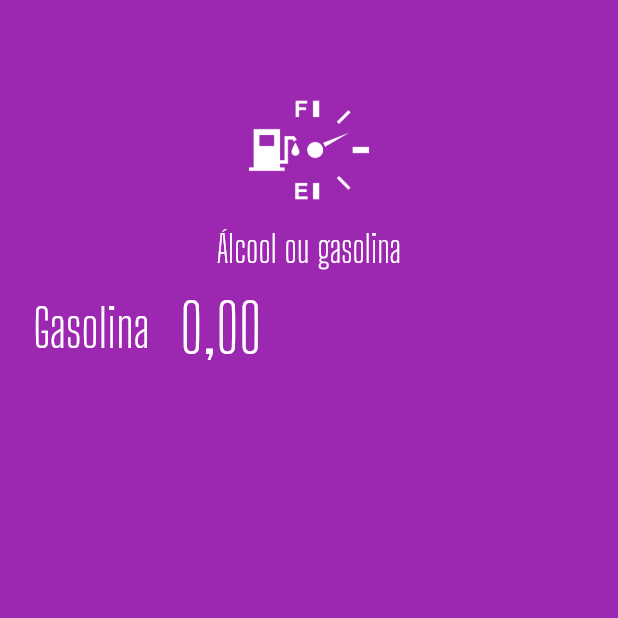
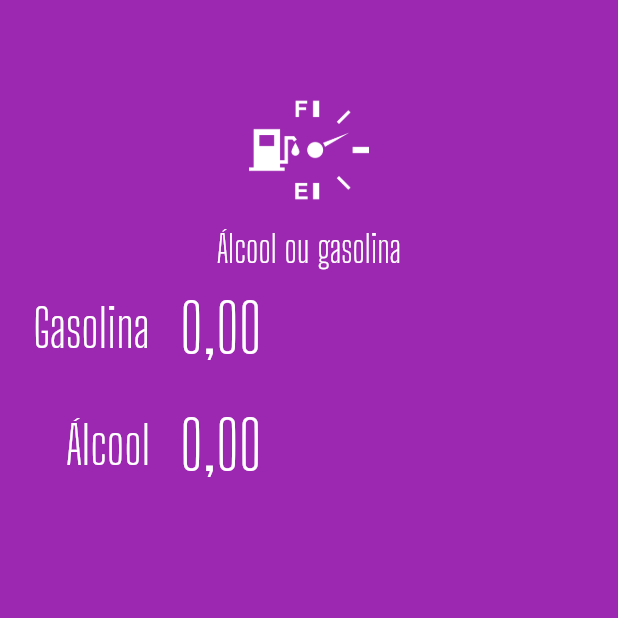
Before and after one commit to coutomariel/balta-alcool-ou-gasolina-app, a Flutter app: the screen it shows after launch, on a phone screen of 412 x 824 dp, the top half of it. Run offline on Flutter 3.47's test engine with Material 2 defaults, Android fonts, the phone set to English and light mode, and no system bars; our stand-ins replace flutter_masked_text.

Commit message:
Componentização do widget de input

```diff
--- a/lib/main.dart
+++ b/lib/main.dart
@@ -1,6 +1,8 @@
 import 'package:AOG/widgets/logo.widget.dart';
 import 'package:flutter/material.dart';
 import 'package:flutter_masked_text/flutter_masked_text.dart';
+
+import 'widgets/input.widget.dart';
 
 void main() => runApp(MyApp());
 
@@ -20,6 +22,7 @@ class MyApp extends StatelessWidget {
 
 class HomePage extends StatelessWidget {
   var _gasCtrl = new MoneyMaskedTextController();
+  var _alcCtrl = new MoneyMaskedTextController();
 
   @override
   Widget build(BuildContext context) {
@@ -28,37 +31,13 @@ class HomePage extends StatelessWidget {
       body: ListView(
         children: [
           Logo(),
-          Row(
-            children: [
-              Container(
-                width: 100,
-                alignment: Alignment.centerRight,
-                child: Text(
-                  "Gasolina",
-                  style: TextStyle(
-                      color: Colors.white,
-                      fontSize: 35,
-                      fontFamily: "Big Shoulders Display"),
-                ),
-              ),
-              SizedBox(
-                width: 20,
-              ),
-              Expanded(
-                child: TextFormField(
-                  controller: _gasCtrl,
-                  keyboardType: TextInputType.number,
-                  style: TextStyle(
-                    color: Colors.white,
-                    fontSize: 45,
-                    fontFamily: "Big Shoulders Display",
-                  ),
-                  decoration: InputDecoration(
-                    border: InputBorder.none,
-                  ),
-                ),
-              )
-            ],
+          Input(
+            label: "Gasolina",
+            ctrl: _gasCtrl,
+          ),
+          Input(
+            label: "Álcool",
+            ctrl: _alcCtrl,
           ),
         ],
       ),
--- /dev/null
+++ b/lib/widgets/input.widget.dart
@@ -0,0 +1,48 @@
+import 'package:flutter/material.dart';
+import 'package:flutter_masked_text/flutter_masked_text.dart';
+
+class Input extends StatelessWidget {
+  var label = "";
+  var ctrl = new MoneyMaskedTextController();
+
+  Input({
+    @required this.label,
+    @required this.ctrl,
+  });
+
+  @override
+  Widget build(BuildContext context) {
+    return Row(
+      children: [
+        Container(
+          width: 100,
+          alignment: Alignment.centerRight,
+          child: Text(
+            label,
+            style: TextStyle(
+                color: Colors.white,
+                fontSize: 35,
+                fontFamily: "Big Shoulders Display"),
+          ),
+        ),
+        SizedBox(
+          width: 20,
+        ),
+        Expanded(
+          child: TextFormField(
+            controller: ctrl,
+            keyboardType: TextInputType.number,
+            style: TextStyle(
+              color: Colors.white,
+              fontSize: 45,
+              fontFamily: "Big Shoulders Display",
+            ),
+            decoration: InputDecoration(
+              border: InputBorder.none,
+            ),
+          ),
+        )
+      ],
+    );
+  }
+}
```
